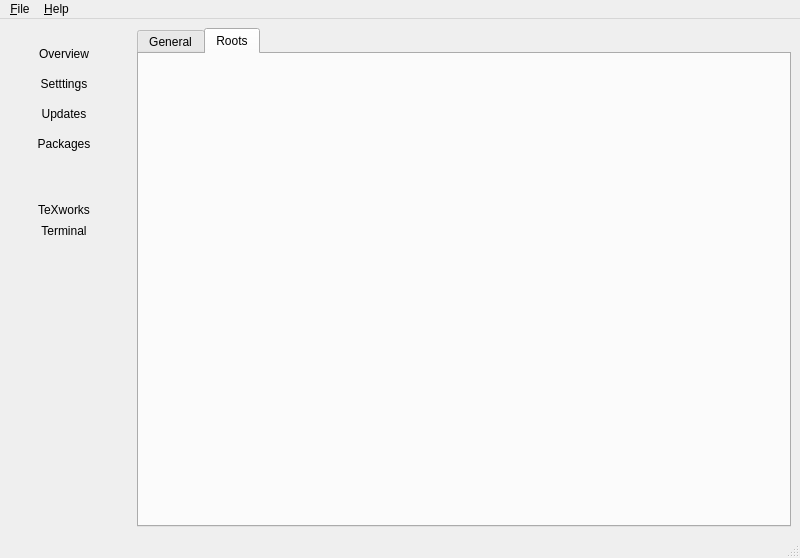
MiKTeX/miktex, file Programs/MiKTeX/Console/Qt/mainwindow.ui: the form before one commit.
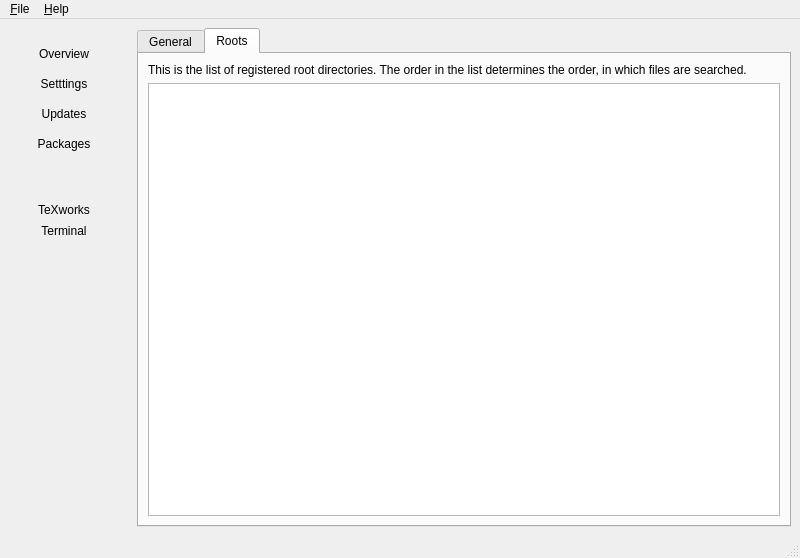
The form after the commit. The open tabs and pages were chosen to show the change. Icons and pictures are not drawn.

Commit message: Root directory API

The edit to the form file:
```diff
--- a/Programs/MiKTeX/Console/Qt/mainwindow.ui
+++ b/Programs/MiKTeX/Console/Qt/mainwindow.ui
@@ -809,7 +809,18 @@
            <attribute name="title">
             <string>Roots</string>
            </attribute>
-           <layout class="QVBoxLayout" name="yyyy"/>
+           <layout class="QVBoxLayout" name="yyyy">
+            <item>
+             <widget class="QLabel" name="label_14">
+              <property name="text">
+               <string>This is the list of registered root directories. The order in the list determines the order, in which files are searched.</string>
+              </property>
+             </widget>
+            </item>
+            <item>
+             <widget class="QTreeView" name="treeViewRoots"/>
+            </item>
+           </layout>
           </widget>
          </widget>
         </item>
```
Left out of the diff: 2 changed lines with no effect on the pictures. The commit also changes 6 other files.
